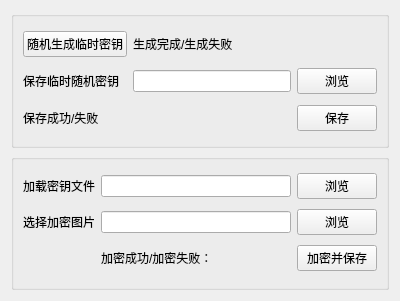
barryZZJ/RDH-EI_cqu, file gui/uploader.ui: the form before one commit.
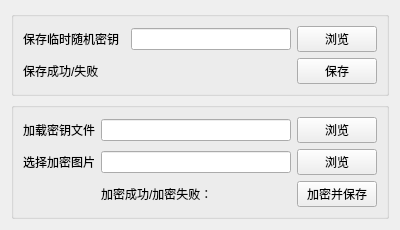
The form after the commit.

What changed in the file:
```diff
--- a/gui/uploader.ui
+++ b/gui/uploader.ui
@@ -7,61 +7,57 @@
     <x>0</x>
     <y>0</y>
     <width>400</width>
-    <height>301</height>
+    <height>207</height>
    </rect>
   </property>
+  <property name="font">
+   <font>
+    <family>Microsoft YaHei UI</family>
+   </font>
+  </property>
   <property name="windowTitle">
    <string>Form</string>
   </property>
   <layout class="QVBoxLayout" name="verticalLayout_4">
    <item>
     <widget class="QGroupBox" name="groupBox_2">
+     <property name="font">
+      <font>
+       <family>Microsoft YaHei UI</family>
+      </font>
+     </property>
      <property name="title">
       <string/>
      </property>
      <layout class="QGridLayout" name="gridLayout">
-      <item row="0" column="0" colspan="2">
-       <widget class="QPushButton" name="pushButton">
+      <item row="0" column="0">
+       <widget class="QLabel" name="label">
         <property name="text">
-         <string>随机生成临时密钥</string>
+         <string>保存临时随机密钥</string>
         </property>
        </widget>
       </item>
-      <item row="2" column="0" colspan="2">
-       <widget class="QLabel" name="label_3">
+      <item row="0" column="3">
+       <widget class="QPushButton" name="pushButton_2">
         <property name="text">
-         <string>保存成功/失败</string>
+         <string>浏览</string>
         </property>
        </widget>
       </item>
-      <item row="1" column="2">
+      <item row="0" column="2">
        <widget class="QLineEdit" name="lineEdit"/>
       </item>
-      <item row="2" column="3">
+      <item row="1" column="3">
        <widget class="QPushButton" name="pushButton_4">
         <property name="text">
          <string>保存</string>
         </property>
        </widget>
       </item>
-      <item row="1" column="3">
-       <widget class="QPushButton" name="pushButton_2">
+      <item row="1" column="0" colspan="2">
+       <widget class="QLabel" name="label_3">
         <property name="text">
-         <string>浏览</string>
-        </property>
-       </widget>
-      </item>
-      <item row="1" column="0">
-       <widget class="QLabel" name="label">
-        <property name="text">
-         <string>保存临时随机密钥</string>
-        </property>
-       </widget>
-      </item>
-      <item row="0" column="2">
-       <widget class="QLabel" name="label_2">
-        <property name="text">
-         <string>生成完成/生成失败</string>
+         <string>保存成功/失败</string>
         </property>
        </widget>
       </item>
```
Left out of the diff: 109 changed lines with no effect on the pictures.
